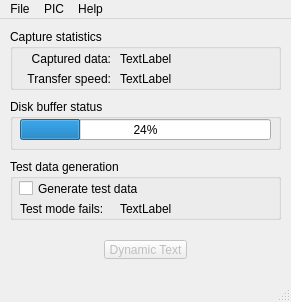
simoninns/DomesdayDuplicator-gui-app, file Linux-Application/DomesdayDuplicator/mainwindow.ui: the form before one commit.
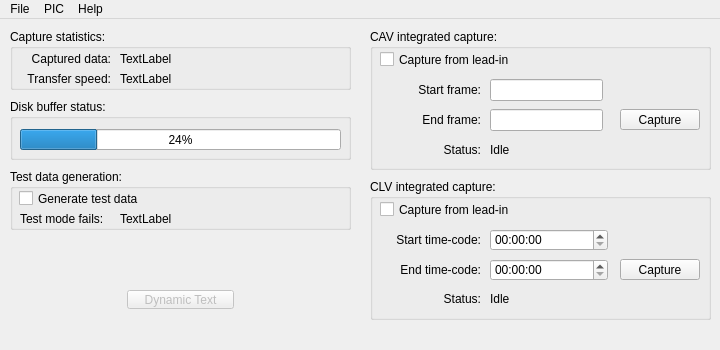
The form after the commit.

Commit message: Fixed window sizing and added PIC options to main window

```diff
--- a/Linux-Application/DomesdayDuplicator/mainwindow.ui
+++ b/Linux-Application/DomesdayDuplicator/mainwindow.ui
@@ -6,10 +6,28 @@
    <rect>
     <x>0</x>
     <y>0</y>
-    <width>291</width>
-    <height>302</height>
+    <width>720</width>
+    <height>350</height>
    </rect>
   </property>
+  <property name="sizePolicy">
+   <sizepolicy hsizetype="Fixed" vsizetype="Fixed">
+    <horstretch>0</horstretch>
+    <verstretch>0</verstretch>
+   </sizepolicy>
+  </property>
+  <property name="minimumSize">
+   <size>
+    <width>720</width>
+    <height>350</height>
+   </size>
+  </property>
+  <property name="maximumSize">
+   <size>
+    <width>720</width>
+    <height>400</height>
+   </size>
+  </property>
   <property name="windowTitle">
    <string>Domesday Duplicator</string>
   </property>
@@ -18,8 +36,8 @@
     <property name="geometry">
      <rect>
       <x>10</x>
-      <y>210</y>
-      <width>271</width>
+      <y>260</y>
+      <width>341</width>
       <height>41</height>
      </rect>
     </property>
@@ -82,12 +100,12 @@
      <rect>
       <x>10</x>
       <y>10</y>
-      <width>271</width>
+      <width>341</width>
       <height>61</height>
      </rect>
     </property>
     <property name="title">
-     <string>Capture statistics</string>
+     <string>Capture statistics:</string>
     </property>
     <widget class="QLabel" name="staticLabel1">
      <property name="geometry">
@@ -153,19 +171,19 @@
      <rect>
       <x>10</x>
       <y>80</y>
-      <width>271</width>
-      <height>51</height>
+      <width>341</width>
+      <height>61</height>
      </rect>
     </property>
     <property name="title">
-     <string>Disk buffer status</string>
+     <string>Disk buffer status:</string>
     </property>
     <widget class="QProgressBar" name="diskBufferProgressBar">
      <property name="geometry">
       <rect>
        <x>10</x>
-       <y>20</y>
-       <width>251</width>
+       <y>30</y>
+       <width>321</width>
        <height>21</height>
       </rect>
      </property>
@@ -178,13 +196,13 @@
     <property name="geometry">
      <rect>
       <x>10</x>
-      <y>140</y>
-      <width>271</width>
+      <y>150</y>
+      <width>341</width>
       <height>61</height>
      </rect>
     </property>
     <property name="title">
-     <string>Test data generation</string>
+     <string>Test data generation:</string>
     </property>
     <widget class="QCheckBox" name="testModeCheckBox">
      <property name="geometry">
@@ -229,13 +247,273 @@
      </property>
     </widget>
    </widget>
+   <widget class="QGroupBox" name="cavIntegratedCaptureGroupBox">
+    <property name="geometry">
+     <rect>
+      <x>370</x>
+      <y>10</y>
+      <width>341</width>
+      <height>141</height>
+     </rect>
+    </property>
+    <property name="title">
+     <string>CAV integrated capture:</string>
+    </property>
+    <widget class="QCheckBox" name="cavLeadInCheckBox">
+     <property name="geometry">
+      <rect>
+       <x>10</x>
+       <y>20</y>
+       <width>151</width>
+       <height>21</height>
+      </rect>
+     </property>
+     <property name="text">
+      <string>Capture from lead-in</string>
+     </property>
+    </widget>
+    <widget class="QLineEdit" name="startFrameLineEdit">
+     <property name="geometry">
+      <rect>
+       <x>120</x>
+       <y>50</y>
+       <width>113</width>
+       <height>22</height>
+      </rect>
+     </property>
+    </widget>
+    <widget class="QLabel" name="staticLabel4">
+     <property name="geometry">
+      <rect>
+       <x>30</x>
+       <y>50</y>
+       <width>81</width>
+       <height>21</height>
+      </rect>
+     </property>
+     <property name="text">
+      <string>Start frame:</string>
+     </property>
+     <property name="alignment">
+      <set>Qt::AlignRight|Qt::AlignTrailing|Qt::AlignVCenter</set>
+     </property>
+    </widget>
+    <widget class="QLabel" name="staticLabel5">
+     <property name="geometry">
+      <rect>
+       <x>30</x>
+       <y>80</y>
+       <width>81</width>
+       <height>21</height>
+      </rect>
+     </property>
+     <property name="text">
+      <string>End frame:</string>
+     </property>
+     <property name="alignment">
+      <set>Qt::AlignRight|Qt::AlignTrailing|Qt::AlignVCenter</set>
+     </property>
+    </widget>
+    <widget class="QLineEdit" name="endFrameLineEdit">
+     <property name="geometry">
+      <rect>
+       <x>120</x>
+       <y>80</y>
+       <width>113</width>
+       <height>22</height>
+      </rect>
+     </property>
+    </widget>
+    <widget class="QPushButton" name="cavCapturePushButton">
+     <property name="geometry">
+      <rect>
+       <x>250</x>
+       <y>80</y>
+       <width>80</width>
+       <height>21</height>
+      </rect>
+     </property>
+     <property name="text">
+      <string>Capture</string>
+     </property>
+    </widget>
+    <widget class="QLabel" name="staticLabel8">
+     <property name="geometry">
+      <rect>
+       <x>30</x>
+       <y>111</y>
+       <width>81</width>
+       <height>20</height>
+      </rect>
+     </property>
+     <property name="text">
+      <string>Status:</string>
+     </property>
+     <property name="alignment">
+      <set>Qt::AlignRight|Qt::AlignTrailing|Qt::AlignVCenter</set>
+     </property>
+    </widget>
+    <widget class="QLabel" name="cavPicStatus">
+     <property name="geometry">
+      <rect>
+       <x>120</x>
+       <y>111</y>
+       <width>211</width>
+       <height>20</height>
+      </rect>
+     </property>
+     <property name="text">
+      <string>Idle</string>
+     </property>
+    </widget>
+   </widget>
+   <widget class="QGroupBox" name="clvIntegratedCaptureGroupBox">
+    <property name="geometry">
+     <rect>
+      <x>370</x>
+      <y>160</y>
+      <width>341</width>
+      <height>141</height>
+     </rect>
+    </property>
+    <property name="title">
+     <string>CLV integrated capture:</string>
+    </property>
+    <widget class="QCheckBox" name="clvLeadInCheckBox">
+     <property name="geometry">
+      <rect>
+       <x>10</x>
+       <y>20</y>
+       <width>151</width>
+       <height>21</height>
+      </rect>
+     </property>
+     <property name="text">
+      <string>Capture from lead-in</string>
+     </property>
+    </widget>
+    <widget class="QLabel" name="staticLabel6">
+     <property name="geometry">
+      <rect>
+       <x>10</x>
+       <y>50</y>
+       <width>101</width>
+       <height>21</height>
+      </rect>
+     </property>
+     <property name="text">
+      <string>Start time-code:</string>
+     </property>
+     <property name="alignment">
+      <set>Qt::AlignRight|Qt::AlignTrailing|Qt::AlignVCenter</set>
+     </property>
+    </widget>
+    <widget class="QLabel" name="staticLabel7">
+     <property name="geometry">
+      <rect>
+       <x>10</x>
+       <y>80</y>
+       <width>101</width>
+       <height>21</height>
+      </rect>
+     </property>
+     <property name="text">
+      <string>End time-code:</string>
+     </property>
+     <property name="alignment">
+      <set>Qt::AlignRight|Qt::AlignTrailing|Qt::AlignVCenter</set>
+     </property>
+    </widget>
+    <widget class="QTimeEdit" name="startTimeCodeTimeEdit">
+     <property name="geometry">
+      <rect>
+       <x>120</x>
+       <y>50</y>
+       <width>118</width>
+       <height>22</height>
+      </rect>
+     </property>
+     <property name="maximumTime">
+      <time>
+       <hour>1</hour>
+       <minute>59</minute>
+       <second>59</second>
+      </time>
+     </property>
+     <property name="displayFormat">
+      <string>HH:mm:ss</string>
+     </property>
+    </widget>
+    <widget class="QTimeEdit" name="endTimeCodeTimeEdit">
+     <property name="geometry">
+      <rect>
+       <x>120</x>
+       <y>80</y>
+       <width>118</width>
+       <height>22</height>
+      </rect>
+     </property>
+     <property name="maximumTime">
+      <time>
+       <hour>1</hour>
+       <minute>59</minute>
+       <second>59</second>
+      </time>
+     </property>
+     <property name="displayFormat">
+      <string>HH:mm:ss</string>
+     </property>
+    </widget>
+    <widget class="QPushButton" name="clvCapturePushButton">
+     <property name="geometry">
+      <rect>
+       <x>250</x>
+       <y>80</y>
+       <width>80</width>
+       <height>21</height>
+      </rect>
+     </property>
+     <property name="text">
+      <string>Capture</string>
+     </property>
+    </widget>
+    <widget class="QLabel" name="staticLabel9">
+     <property name="geometry">
+      <rect>
+       <x>30</x>
+       <y>110</y>
+       <width>81</width>
+       <height>20</height>
+      </rect>
+     </property>
+     <property name="text">
+      <string>Status:</string>
+     </property>
+     <property name="alignment">
+      <set>Qt::AlignRight|Qt::AlignTrailing|Qt::AlignVCenter</set>
+     </property>
+    </widget>
+    <widget class="QLabel" name="clvPicStatus">
+     <property name="geometry">
+      <rect>
+       <x>120</x>
+       <y>110</y>
+       <width>211</width>
+       <height>20</height>
+      </rect>
+     </property>
+     <property name="text">
+      <string>Idle</string>
+     </property>
+    </widget>
+   </widget>
   </widget>
   <widget class="QMenuBar" name="menuBar">
    <property name="geometry">
     <rect>
      <x>0</x>
      <y>0</y>
-     <width>291</width>
+     <width>720</width>
      <height>19</height>
     </rect>
    </property>
@@ -264,7 +542,11 @@
    <addaction name="menuPIC"/>
    <addaction name="menuHelp"/>
   </widget>
-  <widget class="QStatusBar" name="statusBar"/>
+  <widget class="QStatusBar" name="statusBar">
+   <property name="sizeGripEnabled">
+    <bool>false</bool>
+   </property>
+  </widget>
   <action name="actionSave_As">
    <property name="text">
     <string>Save As...</string>
```
The commit also changes 5 other files.
